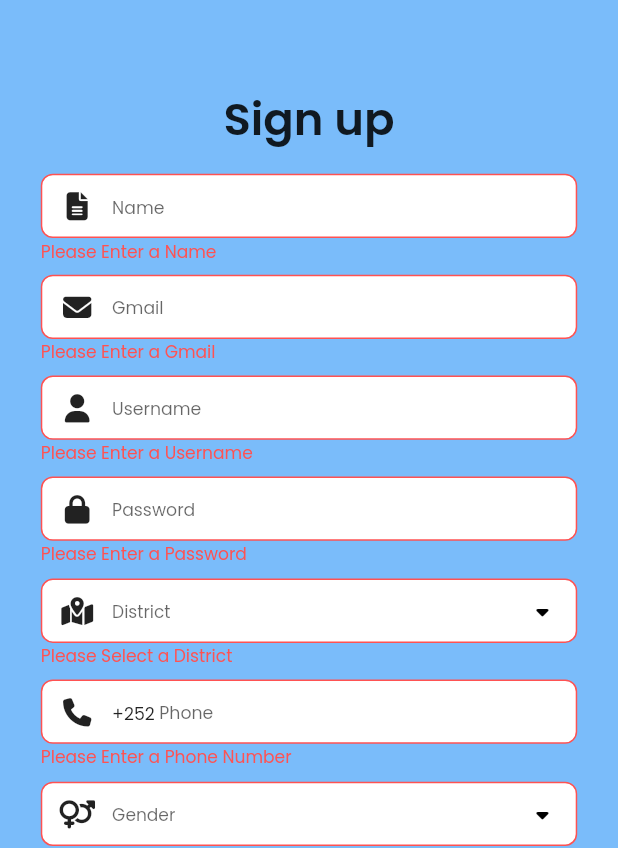
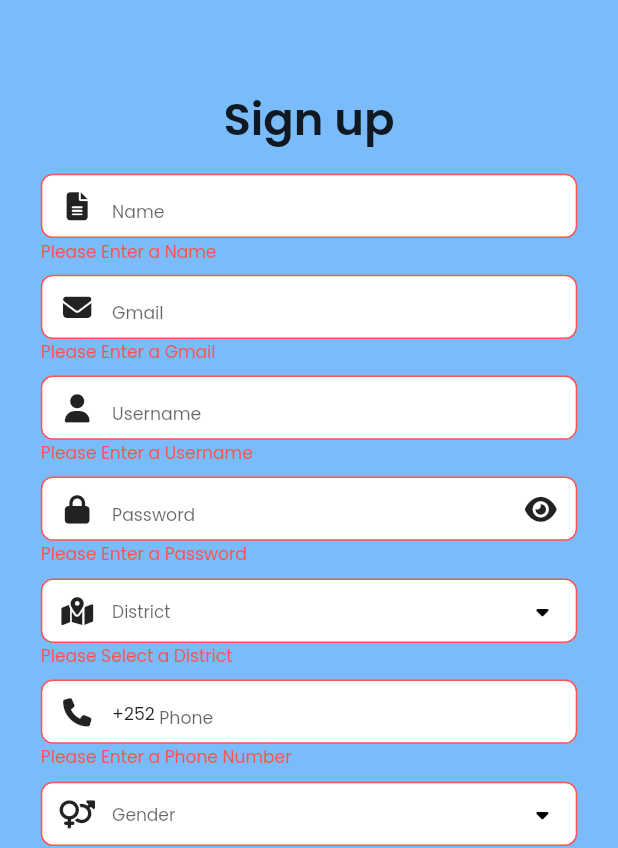
Before and after one commit to muuminbaargeele/graduation, a Flutter app: the SignupScreen screen opened directly, after a tap on "Sign up", on a phone screen of 412 x 824 dp. Shown: the top 848 px of the screen. Run offline on Flutter 3.47's test engine with Material 2 defaults, Android fonts, the phone set to English and light mode, and no system bars; our stand-ins replace cached_network_image, flutter_easyloading, font_awesome_flutter, geocoding, geolocator, google_fonts and 5 more; missing offline and left inert: country_flags; accounts and stored records are empty; network calls fail.

Commit message:
Responsiveness solved

```diff
--- a/lib/screens/complaints.dart
+++ b/lib/screens/complaints.dart
@@ -9,6 +9,7 @@ import '../widgets/complaininfo.dart';
 import '../widgets/customalert.dart';
 import '../widgets/drawer.dart';
 import '../widgets/listbox.dart';
+import 'package:timeago/timeago.dart' as timeago;
 
 class ComplaintsScreen extends StatefulWidget {
   const ComplaintsScreen({super.key});
@@ -73,7 +74,7 @@ class _ComplaintsScreenState extends State<ComplaintsScreen> {
                       ),
                       ComplainInfo(
                         title: "Date",
-                        info: "2 days ago",
+                        info: timeago.format(complaints[index].dateTime),
                       ),
                       Expanded(
                         child: Align(
--- a/lib/screens/leave.dart
+++ b/lib/screens/leave.dart
@@ -11,7 +11,7 @@ class LeaveScreen extends StatelessWidget {
   @override
   Widget build(BuildContext context) {
     String map =
-        "We apologize for any confusion, \nbut our complaint application is currently\n designed and available exclusively for \ncitizens of Somalia.";
+        "We apologize for any confusion, \nbut our complaint application is currently\n designed and available exclusively in \ somalia.";
 
     return Scaffold(
         body: CheckingPAge(
--- a/lib/screens/onboarding.dart
+++ b/lib/screens/onboarding.dart
@@ -30,7 +30,7 @@ class _OnBoardingScreenState extends State<OnBoardingScreen> {
     "assets/icons/user_frnd.png",
     "assets/icons/feedbacks.png",
   ];
-  List<String> title = ["Easy To Use", "User Friendly", "Welcomes Feedback"];
+  List<String> title = ["Easy To Use", "User Friendly", "soo dhawaw "];
 
   // Get Location
 
--- a/lib/screens/signup.dart
+++ b/lib/screens/signup.dart
@@ -35,6 +35,7 @@ class _SignupScreenState extends State<SignupScreen> {
   String genderError = "";
   bool isLoading = false;
   late Box box;
+  bool eyeOn = true;
 
   validation(name, gmail, username, pass, district, phone, gender) {
     final RegExp nameRegex = RegExp(r'^[a-zA-Z ]+$');
@@ -64,7 +65,7 @@ class _SignupScreenState extends State<SignupScreen> {
           ? "Please Enter a Password"
           : passwordRegex.hasMatch(pass)
               ? ""
-              : "Week Password";
+              : "Password must be at least 8 characters and contain at least 1 uppercase letter lowercase letter and number";
       districtError = district.isEmpty ? "Please Select a District" : "";
       phoneError = phone.isEmpty
           ? "Please Enter a Phone Number"
@@ -193,7 +194,14 @@ class _SignupScreenState extends State<SignupScreen> {
                     text: "Password",
                     textInputType: TextInputType.visiblePassword,
                     isPassword: true,
-                      topPaddingError: usernameError),
+                    topPaddingError: usernameError,
+                    eyeOn: eyeOn,
+                    eyeChange: () {
+                      setState(() {
+                        eyeOn = !eyeOn;
+                      });
+                    },
+                  ),
                   Column(
                     crossAxisAlignment: CrossAxisAlignment.start,
                     children: [
--- a/lib/screens/turnon.dart
+++ b/lib/screens/turnon.dart
@@ -9,7 +9,7 @@ class TurnOn extends StatelessWidget {
   Widget build(BuildContext context) {
 
     return Scaffold(
-      body: CheckingPAge(map: "Location access is off", img: "assets/icons/location.png", onpressed: getCurrentPosition, btnclr: Color(0xff0084FF), btntext: "Turn on")
+      body: CheckingPAge(map: "Location access is off", img: "assets/icons/location.png", onpressed: getCurrentPosition, btnclr: Color(0xff0084FF), btntext: "turn on")
     );
   }
 }
--- a/lib/widgets/mytextfield.dart
+++ b/lib/widgets/mytextfield.dart
@@ -16,6 +16,8 @@ class MyTextField extends StatelessWidget {
     required this.padding,
     this.isPhone,
     this.height,
+    this.eyeOn,
+    this.eyeChange,
   });
 
   final String? topPaddingError;
@@ -28,6 +30,8 @@ class MyTextField extends StatelessWidget {
   final double padding;
   final double? height;
   final bool? isPhone;
+  final bool? eyeOn;
+  final Function()? eyeChange;
 
   @override
   Widget build(BuildContext context) {
@@ -88,7 +92,7 @@ class MyTextField extends StatelessWidget {
                 ),
                 Expanded(
                   child: Padding(
-                    padding: EdgeInsets.only(bottom: v * 0.0034585),
+                    padding: EdgeInsets.only(top: 0),
                     child: TextField(
                       controller: controller,
                       style: TextStyle(fontSize: v * 0.014),
@@ -96,10 +100,31 @@ class MyTextField extends StatelessWidget {
                         hintText: text,
                         border: InputBorder.none,
                       ),
-                      obscureText: isPassword ?? false,
+                      obscureText: eyeOn ?? false,
                       keyboardType: textInputType,
                       maxLines: (text == "Description") ? 19 : 1,
                       maxLength: (text == "Description") ? 500 : null,
+                    ),
+                  ),
+                ),
+                Padding(
+                  padding: EdgeInsets.symmetric(horizontal: h * 0.02),
+                  child: Visibility(
+                    visible: isPassword ?? false,
+                    child: Container(
+                      height: double.infinity,
+                      width: h * 0.073,
+                      child: Center(
+                        child: InkWell(
+                          onTap: eyeChange,
+                          child: FaIcon(
+                            eyeOn ?? false
+                                ? FontAwesomeIcons.solidEye
+                                : FontAwesomeIcons.solidEyeSlash,
+                            size: v * 0.023,
+                          ),
+                        ),
+                      ),
                     ),
                   ),
                 ),
--- a/pubspec.yaml
+++ b/pubspec.yaml
@@ -23,6 +23,7 @@ dependencies:
   image_picker: ^0.8.7+5
   permission_handler: ^10.2.0
   pin_code_fields: ^7.4.0
+  timeago: ^3.5.0
 
 dev_dependencies:
   flutter_test:
```
Also changed, not shown: lib/screens/login.dart (+9 -1 lines), pubspec.lock. Lines whose indentation alone changed are shown as unchanged.
